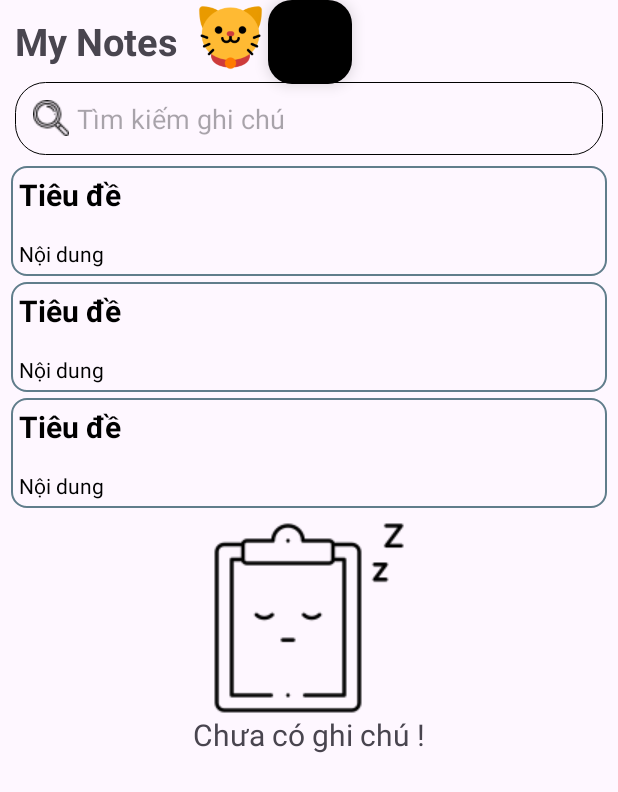
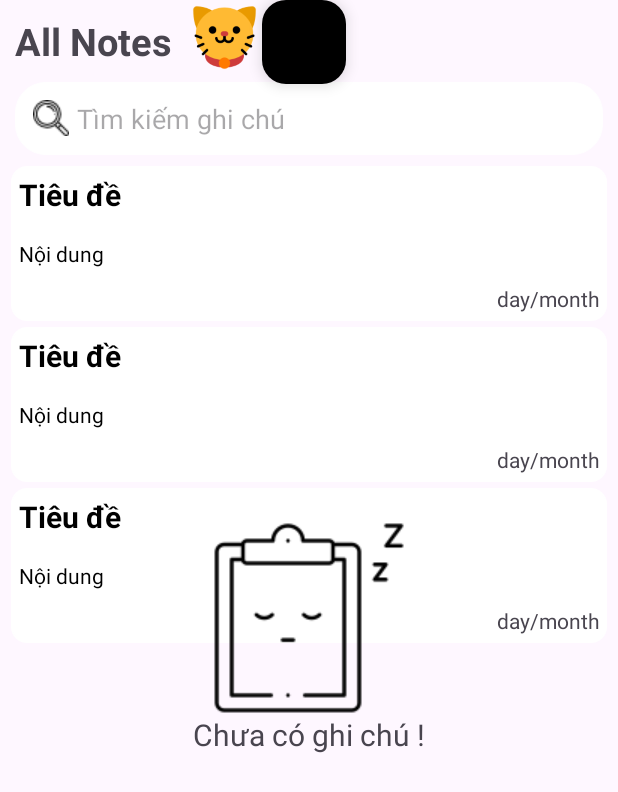
Before and after one commit to dodphu/NoteCat, an Android app: the layout fragment_all_note.xml on its own in the app's theme, with its tools: preview values and no code run, on a phone screen of 412 x 824 dp. Shown: the top 792 px of the screen. Run offline under Robolectric (Android 15) with nearby library versions, the phone set to English and light mode, and no system bars.

```diff
--- a/app/src/main/java/com/example/notecat/activities/AddEditNoteActivity.kt
+++ b/app/src/main/java/com/example/notecat/activities/AddEditNoteActivity.kt
@@ -27,7 +27,7 @@ class AddEditNoteActivity : AppCompatActivity() {
         }
         imgv_save.setOnClickListener {
             noteViewModel.addNoteVM(
-                Note.createNote("$edt_title_add", "$edt_content_add", "none")
+                Note.createNote("$edt_title_add", "$edt_content_add", Note.getCurrentDateTime())
             )
             finish()
         }
--- a/app/src/main/java/com/example/notecat/adapter/adapter_note.kt
+++ b/app/src/main/java/com/example/notecat/adapter/adapter_note.kt
@@ -15,6 +15,7 @@ class adapter_note : RecyclerView.Adapter<adapter_note.NoteViewHolder>() {
         val binding = NoteItemBinding.bind(itemView)
         val title = binding.titleItem
         val content = binding.contentItem
+        val date = binding.dateItem
     }
 
     override fun onCreateViewHolder(parent: ViewGroup, viewType: Int): adapter_note.NoteViewHolder {
@@ -25,11 +26,14 @@ class adapter_note : RecyclerView.Adapter<adapter_note.NoteViewHolder>() {
     override fun onBindViewHolder(holder: adapter_note.NoteViewHolder, position: Int) {
         holder.title.text = list_notes[position].title
         holder.content.text = list_notes[position].content
+        holder.date.text = list_notes[position].date
+
     }
 
     override fun getItemCount(): Int {
         return list_notes.size
     }
+
     fun updateNotes(newNotes: List<Note>) {
         list_notes = newNotes
         notifyDataSetChanged()
--- a/app/src/main/java/com/example/notecat/fragments/AllNoteFragment.kt
+++ b/app/src/main/java/com/example/notecat/fragments/AllNoteFragment.kt
@@ -30,8 +30,8 @@ class AllNoteFragment : Fragment(R.layout.fragment_all_note) {
         val rycv_note = binding.rycvMynote
         val adapterNote = adapter_note()
         rycv_note.adapter = adapterNote
-        rycv_note.layoutManager = StaggeredGridLayoutManager(2, StaggeredGridLayoutManager.VERTICAL)
-        //rycv_note.layoutManager = LinearLayoutManager(context)
+        //rycv_note.layoutManager = StaggeredGridLayoutManager(2, StaggeredGridLayoutManager.VERTICAL)
+        rycv_note.layoutManager = LinearLayoutManager(context)
 
         val noteViewModel = ViewModelProvider(this)[NoteViewModel::class.java]
 
--- a/app/src/main/res/drawable/round_corner_search.xml
+++ b/app/src/main/res/drawable/round_corner_search.xml
@@ -2,7 +2,8 @@
 <shape xmlns:android="http://schemas.android.com/apk/res/android"
     android:shape="rectangle">
     <corners android:radius="20dp" />
+    <solid android:color="@color/white"/>
     <stroke
-        android:color="@color/black"
-        android:width="0.8dp"/>
+        android:color="@color/white"
+        android:width="0.1dp"/>
 </shape>
--- a/app/src/main/res/layout/activity_main.xml
+++ b/app/src/main/res/layout/activity_main.xml
@@ -4,7 +4,8 @@
     xmlns:tools="http://schemas.android.com/tools"
     android:layout_width="match_parent"
     android:layout_height="match_parent"
-    tools:context=".activities.MainActivity">
+    tools:context=".activities.MainActivity"
+    android:background="#E6FDE9">
 
     <androidx.fragment.app.FragmentContainerView
         android:id="@+id/frag_main"
--- a/app/src/main/res/layout/fragment_all_note.xml
+++ b/app/src/main/res/layout/fragment_all_note.xml
@@ -12,7 +12,7 @@
         android:layout_width="wrap_content"
         android:layout_height="wrap_content"
         android:padding="10dp"
-        android:text="My Notes"
+        android:text="All Notes"
         android:textSize="25sp"
         android:textStyle="bold" />
 
--- a/app/src/main/res/layout/note_item.xml
+++ b/app/src/main/res/layout/note_item.xml
@@ -3,12 +3,14 @@
     android:layout_width="match_parent"
     android:layout_height="wrap_content"
     android:orientation="vertical"
-    android:padding="2dp">
+    android:padding="2dp"
+    android:id="@+id/note_view_item">
 
     <LinearLayout
         android:layout_width="match_parent"
         android:layout_height="match_parent"
         android:background="@drawable/round_corner"
+        android:backgroundTint="@color/white"
         android:orientation="vertical">
 
         <TextView
@@ -27,12 +29,19 @@
             android:layout_width="match_parent"
             android:layout_height="wrap_content"
             android:ellipsize="end"
-            android:inputType="none"
             android:maxLines="5"
             android:padding="5dp"
             android:text="@string/noidungcontents"
             android:textColor="@color/black" />
 
+        <TextView
+            android:id="@+id/date_item"
+            android:layout_width="match_parent"
+            android:layout_height="wrap_content"
+            android:gravity="end"
+            android:padding="5dp"
+            android:text="day/month" />
+
     </LinearLayout>
 
 </FrameLayout>
```
Also changed, not shown: app/src/main/java/com/example/notecat/model/Note.kt (+8 -0 lines).
